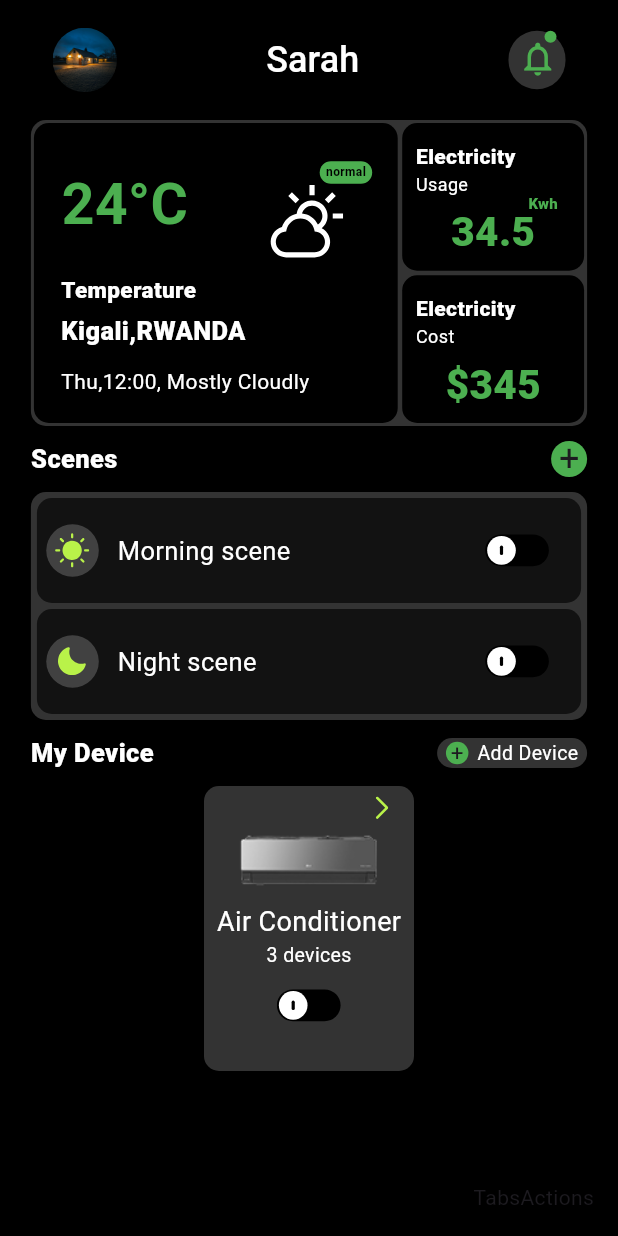
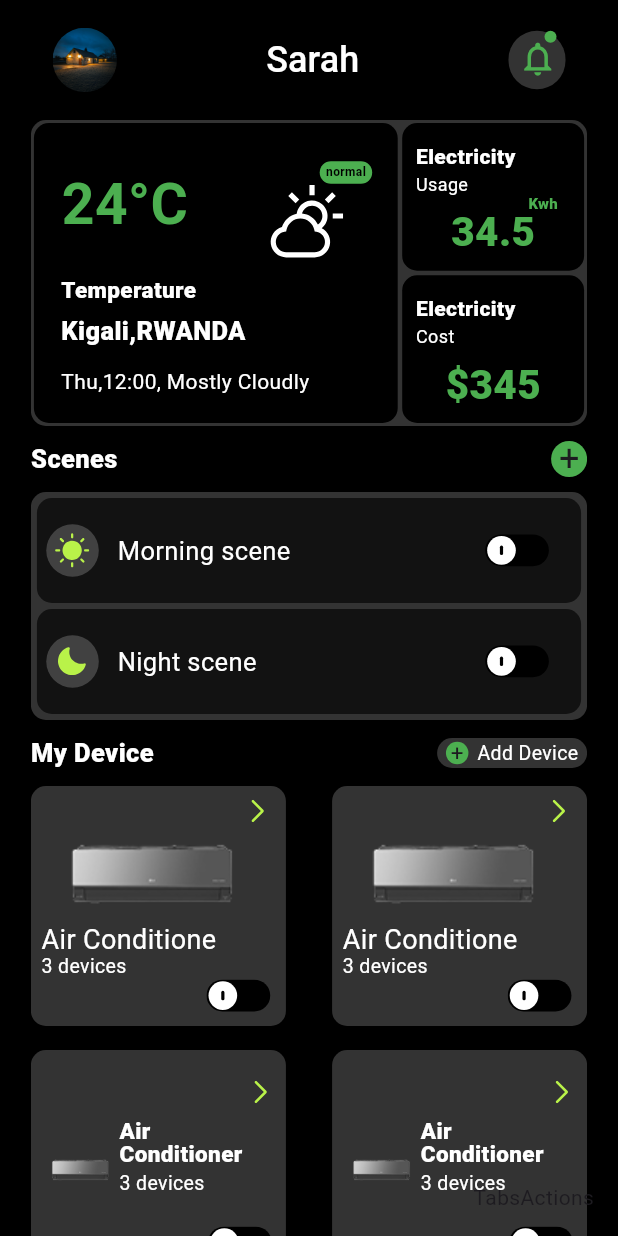
Before and after one commit to Tuyisenge2/E-commrcer-SPA-flutter, a Flutter app: the Dashboard screen opened by its route, on a phone screen of 412 x 824 dp. Run offline on Flutter 3.47's test engine with Material 3 defaults, Android fonts, the phone set to English and light mode, and no system bars; our stand-ins replace flutter_svg, go_router.

Commit message:
device-cards completed UI

```diff
--- a/lib/components/device_card.dart
+++ b/lib/components/device_card.dart
@@ -5,31 +5,38 @@ class DeviceCard extends StatelessWidget {
   @override
   Widget build(BuildContext context) {
     return Container(
-      height: 190,
-      width: 140,
+      height: 160,
+      width: 170,
       padding: EdgeInsets.all(7),
       decoration: BoxDecoration(
         color: Colors.white.withOpacity(0.2),
         borderRadius: BorderRadius.circular(10),
       ),
       child: Column(
+        mainAxisAlignment: MainAxisAlignment.spaceEvenly,
+        crossAxisAlignment: CrossAxisAlignment.start,
         children: [
           Padding(
-            padding: EdgeInsets.only(left: 98.0),
+            padding: EdgeInsets.only(left: 140.0),
             child: InkWell(child: SvgPicture.asset('assets/icons/less2.svg')),
           ),
           Image.asset('assets/images/AirCond.png'),
           Text(
-            "Air Conditioner",
-            style: TextStyle(fontSize: 18, color: Colors.white),
+            "Air Conditione",
+            style: TextStyle(fontSize: 18, color: Colors.white, height: 1),
           ),
+          //    SizedBox(height: 3),
           Text(
             "3 devices",
-            style: TextStyle(fontSize: 13, color: Colors.white),
+            style: TextStyle(fontSize: 13, color: Colors.white, height: 1),
           ),
-          IconButton(
-            onPressed: () {},
-            icon: SvgPicture.asset('assets/icons/toggleButton.svg'),
+
+          Padding(
+            padding: const EdgeInsets.only(left: 110.0),
+            child: InkWell(
+              onTap: () {},
+              child: SvgPicture.asset('assets/icons/toggleButton.svg'),
+            ),
           ),
         ],
       ),
--- /dev/null
+++ b/lib/components/device_card2.dart
@@ -0,0 +1,66 @@
+import 'package:flutter/material.dart';
+import 'package:flutter_svg/svg.dart';
+
+class DeviceCard2 extends StatelessWidget {
+  @override
+  Widget build(BuildContext context) {
+    return Container(
+      height: 160,
+      width: 170,
+      padding: EdgeInsets.all(7),
+      decoration: BoxDecoration(
+        color: Colors.white.withOpacity(0.2),
+        borderRadius: BorderRadius.circular(10),
+      ),
+      child: Row(
+        crossAxisAlignment: CrossAxisAlignment.center,
+        children: [
+          Flexible(flex: 1, child: Image.asset('assets/images/AirCond.png')),
+          Flexible(
+            flex: 2,
+            child: Column(
+              mainAxisAlignment: MainAxisAlignment.center,
+              crossAxisAlignment: CrossAxisAlignment.start,
+              children: [
+                Padding(
+                  padding: EdgeInsets.only(left: 90.0),
+                  child: InkWell(
+                    child: SvgPicture.asset('assets/icons/less2.svg'),
+                  ),
+                ),
+                SizedBox(height: 11),
+                Text(
+                  "Air Conditioner",
+                  style: TextStyle(
+                    fontSize: 15,
+                    color: Colors.white,
+                    height: 1,
+                    fontWeight: FontWeight.w900,
+                  ),
+                ),
+                SizedBox(height: 6),
+                Text(
+                  "3 devices",
+                  style: TextStyle(
+                    fontSize: 13,
+                    color: Colors.white,
+                    height: 1,
+                  ),
+                ),
+
+                SizedBox(height: 22),
+                Padding(
+                  padding: const EdgeInsets.only(left: 59.0),
+                  child: InkWell(
+                    onTap: () {},
+                    child: SvgPicture.asset('assets/icons/toggleButton.svg'),
+                  ),
+                ),
+              ],
+            ),
+          ),
+        ],
+      ),
+    );
+  }
+}
--- a/lib/pages/Dashboard/dashboard.dart
+++ b/lib/pages/Dashboard/dashboard.dart
@@ -1,6 +1,7 @@
 import 'package:flutter/material.dart';
 import 'package:flutter_svg/svg.dart';
 import 'package:new_app/components/device_card.dart';
+import 'package:new_app/components/device_card2.dart';
 import 'package:new_app/components/nav_bar.dart';
 import 'package:new_app/components/plus_button.dart';
 import 'package:new_app/components/responsive_text.dart';
@@ -391,7 +392,20 @@ class Dashboard extends StatelessWidget {
                   ],
                 ),
                 SizedBox(height: 10),
-                DeviceCard(),
+                Column(
+                  children: [
+                    Row(
+                      mainAxisAlignment: MainAxisAlignment.spaceBetween,
+                      children: [DeviceCard(), DeviceCard()],
+                    ),
+                    SizedBox(height: 16),
+
+                    Row(
+                      mainAxisAlignment: MainAxisAlignment.spaceBetween,
+                      children: [DeviceCard2(), DeviceCard2()],
+                    ),
+                  ],
+                ),
               ],
             ),
           ),
```
